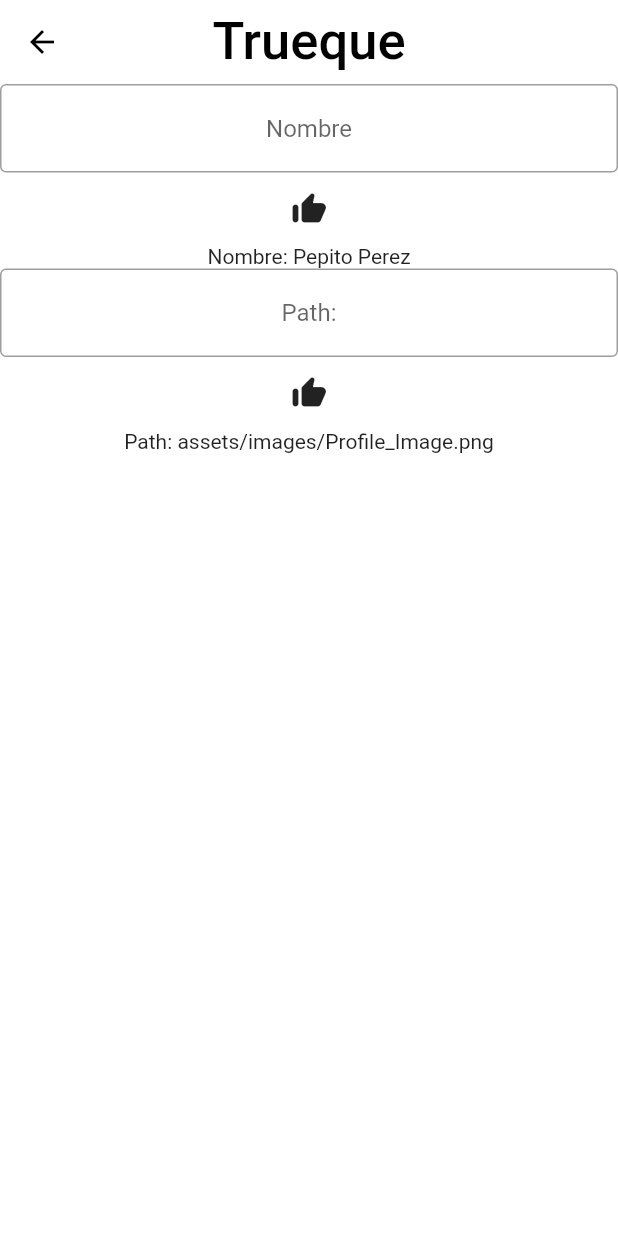
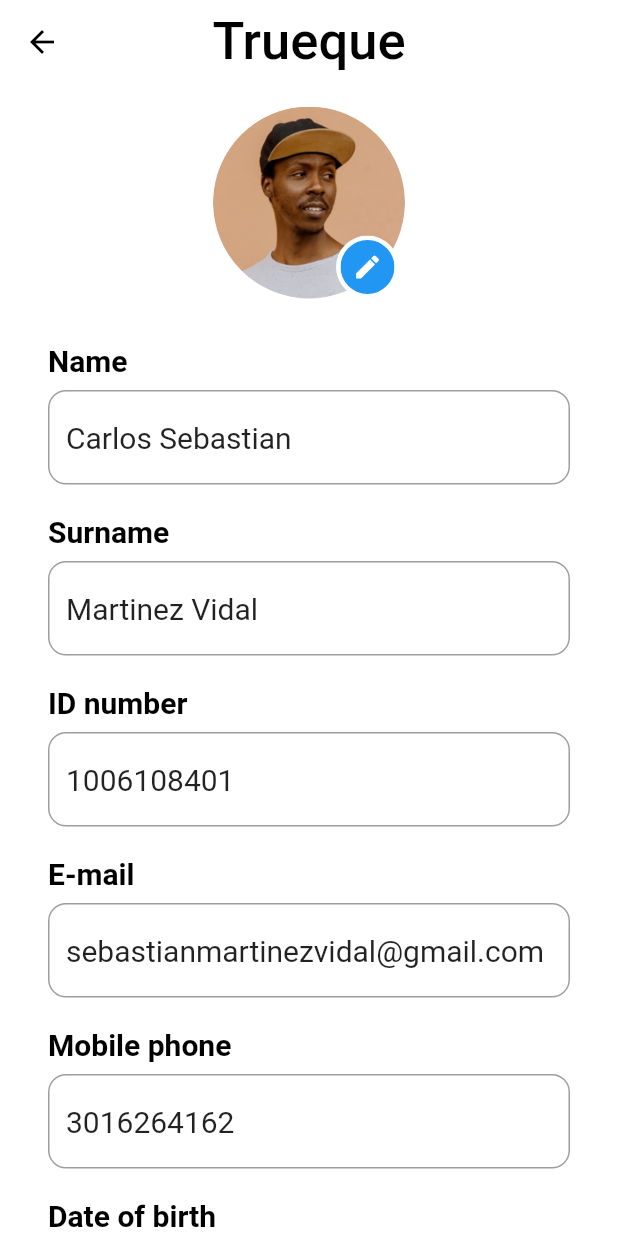
Before and after one commit to andreti03/TRUEQUE, a Flutter app: the MyProfile screen opened directly, on a phone screen of 412 x 824 dp. Run offline on Flutter 3.47's test engine with Material 2 defaults, Android fonts, the phone set to English and light mode, and no system bars; our stand-ins replace flutter_map, flutter_svg, get, latlong2, location.

Commit message:
My profile update

```diff
--- a/lib/Controllers/controller.dart
+++ b/lib/Controllers/controller.dart
@@ -2,7 +2,13 @@
 import 'package:get/get.dart';
 
 class Controller extends GetxController {
-  var _name = 'Pepito Perez'.obs;
+  var _name = 'Carlos Sebastian'.obs;
+  var _surname = 'Martinez Vidal'.obs;
+  var _cedula = 1006108401.obs;
+  var _email = 'sebastianmartinezvidal@gmail.com'.obs;
+  var _cellphone = 3016264162.obs;
+  var _date = DateTime(2000, 05, 26).obs;
+  var _gender= true.obs;
   var _imagePath = 'assets/images/Profile_Image.png'.obs;
   var _listProducts = [
     ['Papa pastusa', 'assets/images/papa.png'],
@@ -25,6 +31,12 @@ class Controller extends GetxController {
   List<List> get listProducts => [..._listProducts];
   List<String> get notifications => [..._notifications];
   bool get isLog => _isLog.value;
+  String get surname => _surname.value;
+  int get cedula => _cedula.value;
+  String get email => _email.value;
+  int get cellphone => _cellphone.value;
+  DateTime get date => _date.value;
+  bool get gender => _gender.value;
 
   String? validator(String value) {
     if (value.isEmpty) {
--- a/lib/Screens/Pages/Profile/ProfileMenu/my_profile.dart
+++ b/lib/Screens/Pages/Profile/ProfileMenu/my_profile.dart
@@ -1,16 +1,26 @@
-import 'package:flutter/material.dart';
 import 'package:get/get.dart';
 import 'package:trueque/Controllers/controller.dart';
+import 'package:flutter/material.dart';
+import 'package:trueque/Screens/Pages/Profile/Components/auxi.dart';
 
-class MyProfile extends StatelessWidget {
-  MyProfile({Key? key}) : super(key: key);
+class MyProfile extends StatefulWidget {
+  @override
+  _EditProfilePageState createState() => _EditProfilePageState();
+}
 
-  final nameController = TextEditingController();
-  final pathController = TextEditingController();
+class _EditProfilePageState extends State<MyProfile> {
   final Controller controller = Get.put(Controller());
 
   @override
   Widget build(BuildContext context) {
+    String fecha =
+        "${controller.date.year.toString()}/${controller.date.month.toString().padLeft(2, '0')}/${controller.date.day.toString().padLeft(2, '0')}";
+    //Size size = MediaQuery.of(context).size;
+    var imageasset = new AssetImage(controller.imagePath);
+    var image = new Image(image: imageasset, fit: BoxFit.cover);
+    return GetX<Controller>(
+      init: controller,
+      builder: (Controller widCtrl) {
         return Scaffold(
           appBar: AppBar(
             elevation: 0,
@@ -29,104 +39,53 @@ class MyProfile extends StatelessWidget {
                   color: Colors.black,
                 )),
           ),
-      body: GetX<Controller>(
-        init: controller,
-        builder: (Controller widCtrl) {
-          return Center(
-            child: Column(
+          body: ListView(
+            padding: EdgeInsets.symmetric(horizontal: 32),
+            physics: BouncingScrollPhysics(),
             children: [
-                TextField(
-                  textAlign: TextAlign.center,
-                  controller: nameController,
-                  onSubmitted: (value) {
-                    if (nameController.text != '') {
-                      widCtrl.usernameChanged(nameController.text);
-                      nameController.clear();
-                    }
-                  },
-                  decoration: InputDecoration(
-                    hintText: 'Nombre',
-                    border: OutlineInputBorder(),
-                    focusedBorder: OutlineInputBorder(),
+              const SizedBox(height: 15),
+              ProfileWidget(imagePath: image, onClicked: () async {}),
+              const SizedBox(height: 30),
+              TextFieldWidget(
+                label: 'Name',
+                text: widCtrl.name,
+                onChanged: (name) {},
               ),
+              const SizedBox(height: 20),
+              TextFieldWidget(
+                label: 'Surname',
+                text: widCtrl.surname,
+                onChanged: (surname) {},
               ),
-                IconButton(
-                  onPressed: () {
-                    if (nameController.text != '') {
-                      widCtrl.usernameChanged(nameController.text);
-                      nameController.clear();
-                    }
-                  },
-                  icon: Icon(Icons.thumb_up_alt_rounded),
+              const SizedBox(height: 20),
+              TextFieldWidget(
+                label: 'ID number',
+                text: '${widCtrl.cedula}',
+                // ignore: non_constant_identifier_names
+                onChanged: (cedula) {},
               ),
-                Text('Nombre: ${widCtrl.name}'),
-                TextField(
-                  textAlign: TextAlign.center,
-                  controller: pathController,
-                  onSubmitted: (value) {
-                    if (pathController.text != '') {
-                      widCtrl.imgProfileChanged(pathController.text);
-                      nameController.clear();
-                    }
-                  },
-                  decoration: InputDecoration(
-                    hintText: 'Path: ',
-                    border: OutlineInputBorder(),
-                    focusedBorder: OutlineInputBorder(),
+              const SizedBox(height: 20),
+              TextFieldWidget(
+                label: 'E-mail',
+                text: widCtrl.email,
+                onChanged: (email) {},
               ),
+              const SizedBox(height: 20),
+              TextFieldWidget(
+                label: 'Mobile phone',
+                text: '${widCtrl.cellphone}',
+                onChanged: (cellphone) {},
               ),
-                IconButton(
-                  onPressed: () {
-                    if (pathController.text != '') {
-                      widCtrl.imgProfileChanged(pathController.text);
-                      pathController.clear();
-                    }
-                  },
-                  icon: Icon(Icons.thumb_up_alt_rounded),
+              const SizedBox(height: 20),
+              TextFieldWidget(
+                label: 'Date of birth',
+                text: fecha,
+                onChanged: (date) {},
               ),
-                Text('Path: ${widCtrl.imagePath}'),
             ],
           ),
         );
       },
-      ),
     );
   }
-  /*
-  Scaffold(
-      appBar: AppBar(
-        elevation: 0,
-        backgroundColor: Colors.white,
-        title: const Text(
-          'Trueque',
-          style: TextStyle(fontSize: 35, color: Colors.black),
-        ),
-        centerTitle: true,
-        leading: IconButton(
-            onPressed: () {
-              Get.back();
-            },
-            icon: const Icon(
-              Icons.arrow_back_outlined,
-              color: Colors.black,
-            )),
-      ),
-      body: Center(
-        child: Column(
-          children: [
-            TextField(
-                textAlign: TextAlign.center,
-                controller: nameController,
-                onChanged: (nameText) => _search(controller, nameText),
-                decoration: InputDecoration(
-                  hintText: 'Nombre',
-                  border: OutlineInputBorder(),
-                  focusedBorder: OutlineInputBorder(),
-                )),
-            Obx(() => Text('Nombre: ${controller.name}'))
-          ],
-        ),
-      ),
-    )
-  */
 }
--- a/lib/profile/editprofile/user/user_data.dart
+++ /dev/null
@@ -1,24 +0,0 @@
-import 'package:date_format/date_format.dart';
-import 'package:flutter/cupertino.dart';
-
-class User {
-  final String name;
-  final String surname;
-  final int ID_number;
-  final String email;
-  final int cellphone;
-  final DateTime date;
-  final bool gender;
-  final String image;
-
-  User({
-    required this.name,
-    required this.surname,
-    required this.ID_number,
-    required this.email,
-    required this.cellphone,
-    required this.date,
-    required this.gender,
-    required this.image,
-  });
-}
```
Also changed, not shown: lib/Screens/Pages/Profile/ProfileMenu/antiguo.dart (added, +95 -0 lines), lib/profile/editprofile/edit/edit_profile.dart (deleted, +0 -92 lines), lib/profile/editprofile/main.dart (deleted, +0 -19 lines), lib/Screens/Pages/Profile/Components/auxi.dart (renamed from lib/profile/editprofile/edit/body.dart). Lines whose indentation alone changed are shown as unchanged.
